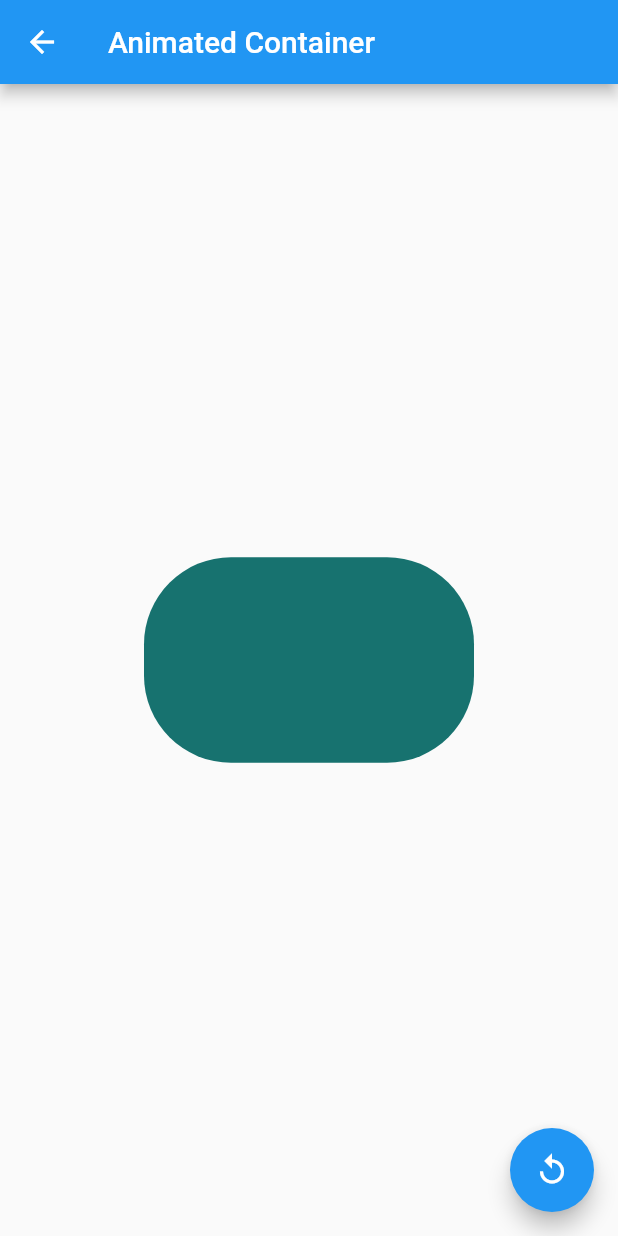
After one commit to CHINOBv/flutter-components, a Flutter app: the AnimatedContainerPage screen opened by its route, after a tap on the "replay" icon, on a phone screen of 412 x 824 dp. The commit adds this screen. Run offline on Flutter 3.47's test engine with Material 2 defaults, Android fonts, the phone set to English and light mode, and no system bars.

Commit message:
Animated Containers

```diff
--- a/data/menu_opts.json
+++ b/data/menu_opts.json
@@ -1,20 +1,25 @@
 {
-    "nombreApp" : "Componentes",
-    "rutas" : [
+  "nombreApp": "Componentes",
+  "rutas": [
     {
-            "ruta" : "alert",
-            "icon" : "add_alert",
+      "ruta": "alert",
+      "icon": "add_alert",
       "texto": "Alertas"
     },
     {
-            "ruta" : "avatar",
-            "icon" : "accessibility",
+      "ruta": "avatar",
+      "icon": "accessibility",
       "texto": "Avatars"
     },
     {
-            "ruta" : "card",
-            "icon" : "folder_open",
+      "ruta": "card",
+      "icon": "folder_open",
       "texto": "Cards - Tarjetas"
+    },
+    {
+      "ruta": "animatedContainer",
+      "icon": "donut_large",
+      "texto": "Animated Container"
     }
   ]
 }
--- /dev/null
+++ b/lib/src/pages/animated_container_page.dart
@@ -0,0 +1,54 @@
+import 'dart:math';
+
+import 'package:flutter/material.dart';
+
+class AnimatedContainerPage extends StatefulWidget {
+
+  @override
+  _AnimatedContainerPageState createState() => _AnimatedContainerPageState();
+}
+
+class _AnimatedContainerPageState extends State<AnimatedContainerPage> {
+
+  double _width = 50.0;
+  double _height = 50.0;
+  Color _color = Colors.green;
+  BorderRadiusGeometry _radius = BorderRadius.circular(8.0);
+
+  @override
+  Widget build(BuildContext context) {
+    return Scaffold(
+      appBar: AppBar(
+        title: Text('Animated Container'),
+      ),
+      body: Center(
+        child: AnimatedContainer(
+          curve: Curves.fastOutSlowIn,
+          duration: Duration(milliseconds: 500),
+          width: _width,
+          height: _height,
+          decoration: BoxDecoration(
+            color: _color,
+            borderRadius: _radius
+          ),
+        ),
+      ),
+      floatingActionButton: FloatingActionButton(
+        child: Icon(Icons.replay_outlined),
+        onPressed: () => _changeForm(),
+      ),
+    );
+  }
+
+  void _changeForm() {
+    final random = Random();
+          setState(() {
+
+              _width = random.nextInt(300).toDouble();
+              _height = random.nextInt(500).toDouble();
+              _color = Color.fromRGBO(random.nextInt(255), random.nextInt(255), random.nextInt(255), 100);
+              _radius = BorderRadius.circular(random.nextInt(100).toDouble());
+          });
+  }
+
+}
--- a/lib/src/providers/menu_provider.dart
+++ b/lib/src/providers/menu_provider.dart
@@ -11,7 +11,7 @@ class _MenuProvider {
     Map dataMap = json.decode(res);
     options = dataMap['rutas'];
 
-    print(dataMap['rutas']);
+    //print(dataMap['rutas']);
 
     return options;
   }
--- a/pubspec.yaml
+++ b/pubspec.yaml
@@ -45,7 +45,7 @@ flutter:
   # To add assets to your application, add an assets section, like this:
   assets:
     - data/menu_opts.json
-  #   - images/a_dot_ham.jpeg
+    - assets/
 
   # An image asset can refer to one or more resolution-specific "variants", see
   # https://flutter.dev/assets-and-images/#resolution-aware.
```
Also changed, not shown: lib/main.dart (+5 -7 lines), lib/src/pages/alert_page.dart (+39 -0 lines), lib/src/pages/avatar_page.dart (+23 -0 lines), lib/src/pages/card_page.dart (added, +113 -0 lines), lib/src/routes/routes.dart (added, +16 -0 lines), assets/loading.gif (added). Lines whose indentation alone changed are shown as unchanged.
